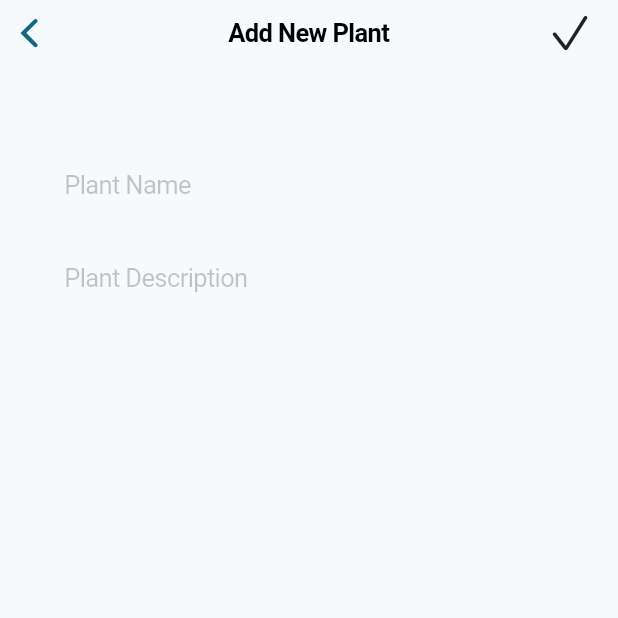
After one commit to jckendig/plantr, a Flutter app: the screen it shows after launch, after a tap on an icon or button, on a phone screen of 412 x 824 dp, the top half of it. The commit adds this screen. Run offline on Flutter 3.47's test engine with Material 3 defaults, Android fonts, the phone set to English and light mode, and no system bars.

Commit message:
Added plant input form

```diff
--- a/lib/Models/plant.dart
+++ b/lib/Models/plant.dart
@@ -3,6 +3,7 @@ class Plant {
   final String title;
   final String description;
 
-  Plant(
-      {required this.imageUrl, required this.title, required this.description});
+  Plant({String? imageUrl, required this.title, required this.description})
+      : imageUrl = imageUrl ??
+            'assets/transparent-cartoon-plants-succulent-plant-free-music-free-mus-5edb68f1ca8e24.7611070815914375538297.jpg';
 }
--- /dev/null
+++ b/lib/Screens/new_plant_screen.dart
@@ -0,0 +1,85 @@
+import 'package:flutter/cupertino.dart';
+
+class NewPlantScreen extends StatefulWidget {
+  final Function
+      addPlantCallback; // Callback to pass plant data to the main screen
+
+  const NewPlantScreen({super.key, required this.addPlantCallback});
+
+  @override
+  State<NewPlantScreen> createState() => _NewPlantScreenState();
+}
+
+class _NewPlantScreenState extends State<NewPlantScreen> {
+  final _formKey = GlobalKey<FormState>();
+
+  // Controllers to get user input
+  final TextEditingController _nameController = TextEditingController();
+  final TextEditingController _descriptionController = TextEditingController();
+
+  @override
+  void dispose() {
+    // Clean up the controllers when the widget is disposed
+    _nameController.dispose();
+    _descriptionController.dispose();
+    super.dispose();
+  }
+
+  void _submitForm() {
+    if (_formKey.currentState!.validate()) {
+      // Call the callback function to add the plant
+      widget.addPlantCallback(_nameController.text, _descriptionController.text,
+          'assets/transparent-cartoon-plants-succulent-plant-free-music-free-mus-5edb68f1ca8e24.7611070815914375538297.jpg'
+          // You can change this to accept user image input later
+          );
+      Navigator.pop(context); // Go back to the previous screen
+    }
+  }
+
+  @override
+  Widget build(BuildContext context) {
+    return CupertinoPageScaffold(
+      navigationBar: CupertinoNavigationBar(
+        middle: const Text('Add New Plant'),
+        trailing: GestureDetector(
+          onTap:
+              _submitForm, // Submit the form when the 'Add' button is pressed
+          child: const Icon(CupertinoIcons.check_mark),
+        ),
+      ),
+      child: Padding(
+        padding: const EdgeInsets.symmetric(vertical: 100, horizontal: 16),
+        child: Form(
+          key: _formKey,
+          child: Column(
+            children: <Widget>[
+              CupertinoTextFormFieldRow(
+                controller: _nameController,
+                placeholder: 'Plant Name',
+                validator: (value) {
+                  if (value == null || value.isEmpty) {
+                    return 'Please enter a plant name';
+                  }
+                  return null;
+                },
+              ),
+              const SizedBox(height: 16),
+              CupertinoTextFormFieldRow(
+                controller: _descriptionController,
+                placeholder: 'Plant Description',
+                validator: (value) {
+                  if (value == null || value.isEmpty) {
+                    return 'Please enter a description';
+                  }
+                  return null;
+                },
+              ),
+              const SizedBox(height: 16),
+              // You could add an image picker here for uploading plant images
+            ],
+          ),
+        ),
+      ),
+    );
+  }
+}
--- a/lib/Widgets/plant_list_widget.dart
+++ b/lib/Widgets/plant_list_widget.dart
@@ -4,7 +4,7 @@ import 'package:flutter/material.dart';
 class PlantListItem extends StatelessWidget {
   final Plant plant;
 
-  const PlantListItem({Key? key, required this.plant}) : super(key: key);
+  const PlantListItem({super.key, required this.plant});
 
   @override
   Widget build(BuildContext context) {
--- a/lib/main.dart
+++ b/lib/main.dart
@@ -1,6 +1,7 @@
 import 'package:flutter/cupertino.dart';
 import 'package:flutter/material.dart';
 import 'package:plantr/Models/plant.dart';
+import 'package:plantr/Screens/new_plant_screen.dart';
 import 'package:plantr/Widgets/plant_list_widget.dart';
 
 void main() {
@@ -60,25 +61,26 @@ class MyHomePage extends StatefulWidget {
 class _MyHomePageState extends State<MyHomePage> {
   final List<Plant> plants = [
     Plant(
-      imageUrl:
-          'assets/transparent-cartoon-plants-succulent-plant-free-music-free-mus-5edb68f1ca8e24.7611070815914375538297.jpg',
       title: 'Aloe Vera',
       description: 'A succulent plant species known for its medicinal uses.',
     ),
     Plant(
-      imageUrl:
-          'assets/transparent-cartoon-plants-succulent-plant-free-music-free-mus-5edb68f1ca8e24.7611070815914375538297.jpg',
       title: 'Fiddle Leaf Fig',
       description: 'A popular houseplant with large, glossy leaves.',
     ),
     Plant(
-      imageUrl:
-          'assets/transparent-cartoon-plants-succulent-plant-free-music-free-mus-5edb68f1ca8e24.7611070815914375538297.jpg',
       title: 'Snake Plant',
       description: 'A low-maintenance plant that can survive in low light.',
     ),
     // Add more plants as needed...
   ];
+
+  void _addNewPlant(String name, String description, String imageUrl) {
+    setState(() {
+      plants.add(
+          Plant(imageUrl: imageUrl, title: name, description: description));
+    });
+  }
 
   @override
   Widget build(BuildContext context) {
@@ -90,9 +92,21 @@ class _MyHomePageState extends State<MyHomePage> {
     // than having to individually change instances of widgets.
     return Scaffold(
       appBar: CupertinoNavigationBar(
-        middle: Text(widget.title),
-        trailing: const Icon(CupertinoIcons.add),
-      ),
+          middle: Text(widget.title),
+          trailing: GestureDetector(
+            onTap: () {
+              // Handle the icon tap event here
+              Navigator.push(
+                context,
+                CupertinoPageRoute(
+                    builder: (context) => NewPlantScreen(
+                        addPlantCallback:
+                            _addNewPlant)), // Replace `NewScreen` with your target widget
+              );
+              // You can navigate, show a dialog, etc.
+            },
+            child: const Icon(CupertinoIcons.add),
+          )),
       backgroundColor: Colors.lightGreen,
       body: ListView.builder(
         itemCount: plants.length,
```
